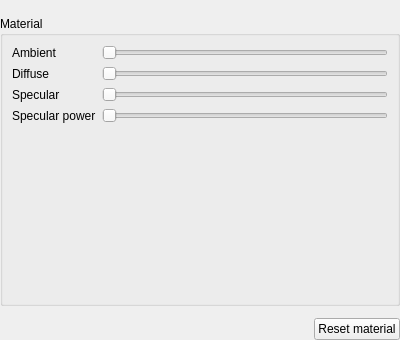
Qt form Modules/VolumeVisualizationUI/src/QmitkVolumeMaterialWidgetControls.ui (MITK/MITK) before a commit.
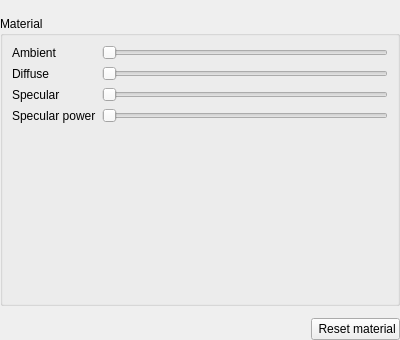
The same form after that commit.

```diff
--- a/Modules/VolumeVisualizationUI/src/QmitkVolumeMaterialWidgetControls.ui
+++ b/Modules/VolumeVisualizationUI/src/QmitkVolumeMaterialWidgetControls.ui
@@ -134,7 +134,7 @@
      <item>
       <widget class="QPushButton" name="resetButton">
        <property name="text">
-        <string>Reset material</string>
+        <string> Reset material</string>
        </property>
       </widget>
      </item>
```
